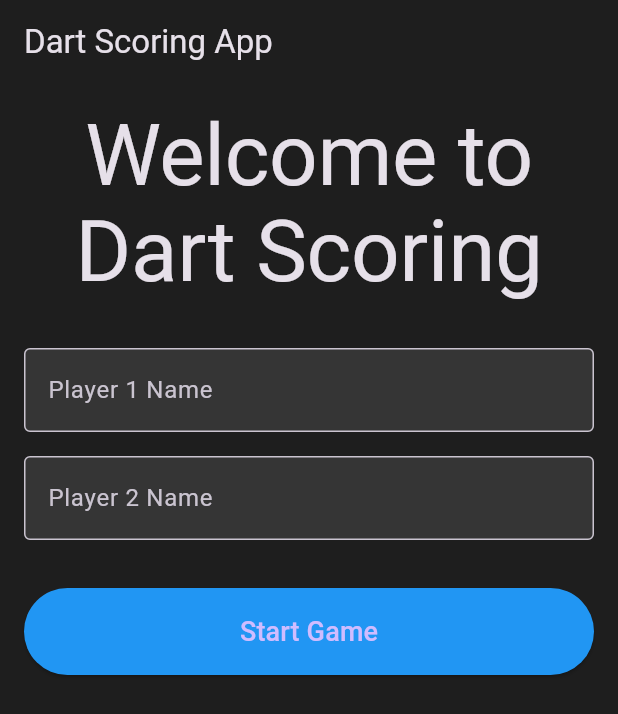
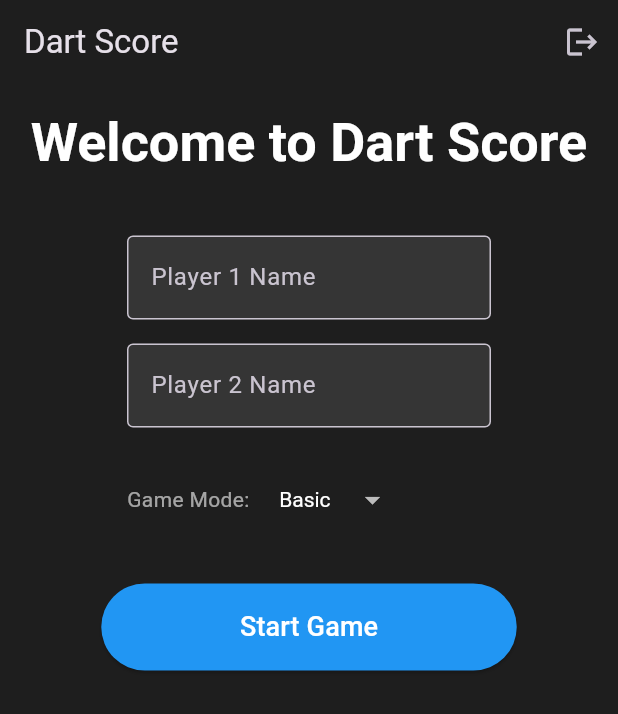
Before and after one commit to jadiel-bett/DartScoreApp, a Flutter app: the screen it shows after launch, on a phone screen of 412 x 824 dp. Shown: the top 714 px of the screen. Run offline on Flutter 3.47's test engine with Material 3 defaults, Android fonts, the light colour scheme and no system bars; our stand-ins replace firebase_auth; accounts and stored records are empty.

Commit message:
Add game modes

```diff
--- a/dart_score_app/lib/screens/home_screen.dart
+++ b/dart_score_app/lib/screens/home_screen.dart
@@ -1,7 +1,10 @@
 import 'package:flutter/material.dart';
 import 'package:provider/provider.dart';
+import '../providers/auth_provider.dart';
 import '../providers/game_provider.dart';
 import 'game_screen.dart';
+import '../models/game_modes.dart';
+import 'login_screen.dart';
 
 class HomeScreen extends StatefulWidget {
   const HomeScreen({super.key});
@@ -15,14 +18,29 @@ class HomeScreenState extends State<HomeScreen> {
     TextEditingController(),
     TextEditingController()
   ];
+  GameMode _selectedGameMode = BasicMode();
+  final List<GameMode> _gameModes = [BasicMode(), Mode501()];
 
   @override
   Widget build(BuildContext context) {
+    final double width = MediaQuery.of(context).size.width;
     return Scaffold(
       appBar: AppBar(
-        title: const Text('Dart Scoring App'),
+        title: const Text('Dart Score'),
         backgroundColor: Colors.transparent,
         elevation: 0,
+        actions: [
+          IconButton(
+            icon: const Icon(Icons.logout),
+            onPressed: () {
+              Provider.of<AuthProvider>(context, listen: false).signOut();
+              Navigator.pushReplacement(
+                context,
+                MaterialPageRoute(builder: (_) => const LoginScreen()),
+              );
+            },
+          ),
+        ],
       ),
       body: Padding(
         padding: const EdgeInsets.all(16.0),
@@ -30,8 +48,8 @@ class HomeScreenState extends State<HomeScreen> {
           crossAxisAlignment: CrossAxisAlignment.stretch,
           children: [
             Text(
-              'Welcome to Dart Scoring',
-              style: Theme.of(context).textTheme.displayLarge,
+              'Welcome to Dart Score',
+              style: Theme.of(context).textTheme.headlineLarge,
               textAlign: TextAlign.center,
             ),
             const SizedBox(height: 32),
@@ -39,7 +57,8 @@ class HomeScreenState extends State<HomeScreen> {
               int idx = entry.key;
               var controller = entry.value;
               return Padding(
-                padding: const EdgeInsets.only(bottom: 16.0),
+                padding:
+                    EdgeInsets.symmetric(horizontal: width / 6, vertical: 8),
                 child: TextField(
                   controller: controller,
                   decoration: InputDecoration(
@@ -53,7 +72,17 @@ class HomeScreenState extends State<HomeScreen> {
               );
             }),
             const SizedBox(height: 16),
-            ElevatedButton(
+            Padding(
+              padding: EdgeInsets.symmetric(horizontal: width / 6),
+              child: _buildGameModeSelector(),
+            ),
+            const SizedBox(height: 16),
+            Padding(
+              padding: EdgeInsets.symmetric(
+                horizontal: width / 8,
+                vertical: 16,
+              ),
+              child: ElevatedButton(
                 style: ElevatedButton.styleFrom(
                   backgroundColor: Colors.blue,
                   shape: RoundedRectangleBorder(
@@ -67,24 +96,68 @@ class HomeScreenState extends State<HomeScreen> {
                       .toList();
                   if (playerNames.length >= 2) {
                     Provider.of<GameProvider>(context, listen: false)
-                      .startGame(playerNames);
+                        .startGame(playerNames, _selectedGameMode);
                     Navigator.of(context).push(
                         MaterialPageRoute(builder: (_) => const GameScreen()));
                   } else {
                     ScaffoldMessenger.of(context).showSnackBar(
                       const SnackBar(
-                        content: Text('Please enter at least 2 player names')),
+                          content:
+                              Text('Please enter at least 2 player names')),
                     );
                   }
                 },
                 child: const Padding(
                   padding: EdgeInsets.all(16.0),
-                child: Text('Start Game', style: TextStyle(fontSize: 18)),
+                  child: Text('Start Game',
+                      style: TextStyle(
+                        fontSize: 18,
+                        color: Colors.white,
+                      )),
+                ),
               ),
             ),
           ],
         ),
       ),
+    );
+  }
+
+  Widget _buildGameModeSelector() {
+    return Row(
+      children: [
+        const Text('Game Mode: '),
+        DropdownButton<GameMode>(
+          value: _selectedGameMode,
+          items: _gameModes.map((GameMode mode) {
+            return DropdownMenuItem<GameMode>(
+              value: mode,
+              child: Container(
+                padding:
+                    const EdgeInsets.symmetric(horizontal: 16, vertical: 8),
+                child: Text(
+                  mode.name,
+                  style: const TextStyle(color: Colors.white),
+                ),
+              ),
+            );
+          }).toList(),
+          onChanged: (GameMode? newValue) {
+            if (newValue != null) {
+              setState(() {
+                _selectedGameMode = newValue;
+              });
+            }
+          },
+          dropdownColor: Theme.of(context).primaryColor,
+          style: const TextStyle(color: Colors.white),
+          underline: Container(
+            height: 0,
+            color: Colors.white,
+          ),
+          borderRadius: BorderRadius.circular(5),
+        ),
+      ],
     );
   }
 
```
Lines whose indentation alone changed are shown as unchanged.
